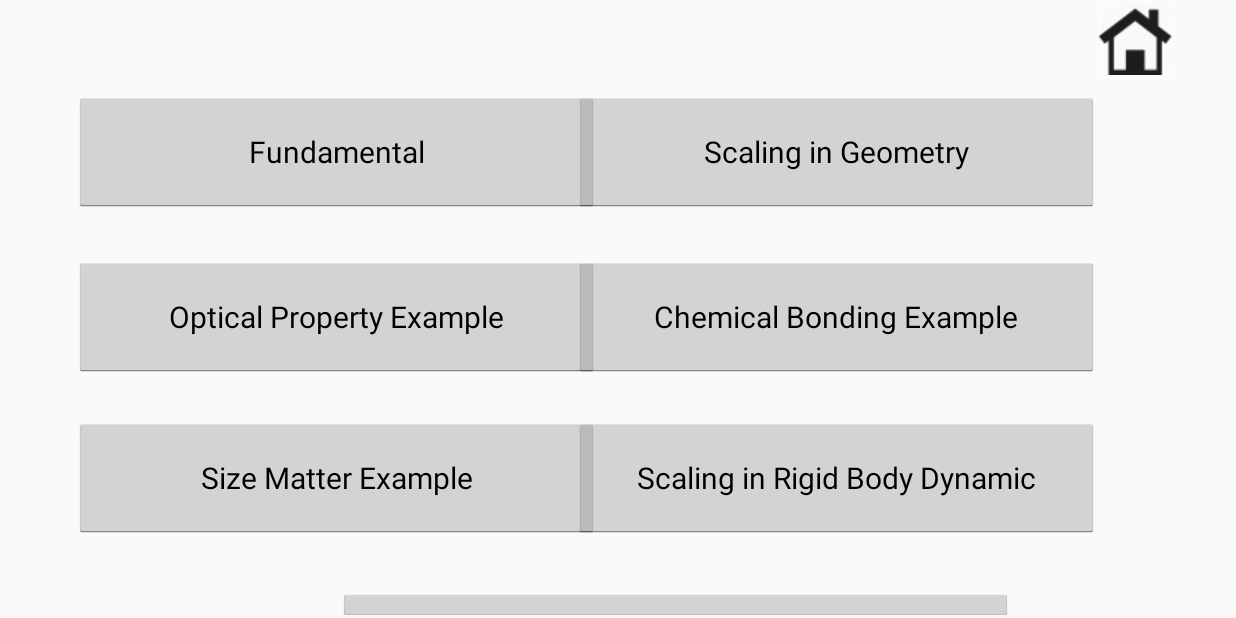
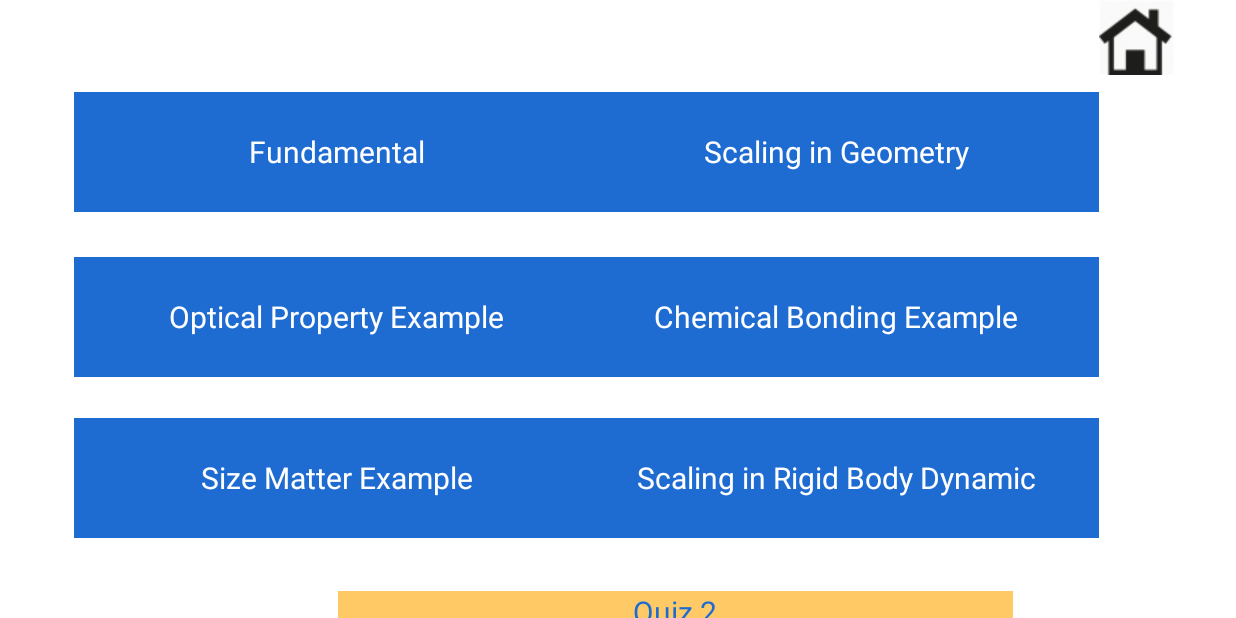
Before and after one commit to Daomaster/NSF_NUE_Project, an Android app: the Scale_activ screen opened directly, with no data from a screen before it, on a phone screen of 824 x 412 dp (held sideways). Run offline under Robolectric (Android 15) with nearby library versions, the light colour scheme and no system bars.

Commit message:
Button Color Fix 2.3.2015

```diff
--- a/app/src/main/res/layout/activity_scale_activ.xml
+++ b/app/src/main/res/layout/activity_scale_activ.xml
@@ -1,7 +1,8 @@
 <?xml version="1.0" encoding="utf-8"?>
 <RelativeLayout xmlns:android="http://schemas.android.com/apk/res/android"
     android:layout_width="match_parent" android:layout_height="match_parent"
-    android:theme="@android:style/Theme.Holo.Light">
+    android:theme="@android:style/Theme.Holo.Light"
+    android:background="#ffffff">
 
     <Button
         android:layout_width="350dp"
@@ -16,7 +17,9 @@
         android:layout_below="@+id/button5"
         android:layout_alignParentLeft="true"
         android:layout_alignParentStart="true"
-        android:layout_marginTop="30dp" />
+        android:layout_marginTop="30dp"
+        android:background="#1e6cd2"
+        android:textColor="#ffffff" />
 
     <Button
         android:layout_width="350dp"
@@ -26,7 +29,9 @@
         android:textSize="20sp"
         android:id="@+id/button5"
         android:layout_marginTop="61dp"
-        android:layout_toStartOf="@+id/imageButton" />
+        android:layout_toStartOf="@+id/imageButton"
+        android:background="#1e6cd2"
+        android:textColor="#ffffff" />
 
     <Button
         android:layout_width="350dp"
@@ -38,7 +43,9 @@
         android:layout_marginTop="27dp"
         android:layout_below="@+id/button"
         android:layout_alignLeft="@+id/button"
-        android:layout_alignStart="@+id/button" />
+        android:layout_alignStart="@+id/button"
+        android:background="#1e6cd2"
+        android:textColor="#ffffff" />
 
     <Button
         android:layout_width="350dp"
@@ -49,7 +56,9 @@
         android:id="@+id/button7"
         android:layout_above="@+id/button8"
         android:layout_alignLeft="@+id/button10"
-        android:layout_alignStart="@+id/button10" />
+        android:layout_alignStart="@+id/button10"
+        android:background="#1e6cd2"
+        android:textColor="#ffffff" />
 
     <Button
         android:layout_width="450dp"
@@ -62,7 +71,9 @@
         android:layout_marginStart="176dp"
         android:layout_below="@+id/button6"
         android:layout_alignLeft="@+id/button6"
-        android:layout_alignStart="@+id/button6" />
+        android:layout_alignStart="@+id/button6"
+        android:background="#FFC966"
+        android:textColor="#1e6cd2" />
 
     <ImageButton
         android:layout_width="wrap_content"
@@ -86,7 +97,9 @@
         android:padding="20dp"
         android:layout_above="@+id/button"
         android:layout_alignLeft="@+id/button"
-        android:layout_alignStart="@+id/button" />
+        android:layout_alignStart="@+id/button"
+        android:background="#1e6cd2"
+        android:textColor="#ffffff" />
 
     <Button
         android:layout_width="350dp"
@@ -98,5 +111,7 @@
         android:padding="20dp"
         android:layout_alignTop="@+id/button"
         android:layout_toLeftOf="@+id/imageButton"
-        android:layout_toStartOf="@+id/imageButton" />
+        android:layout_toStartOf="@+id/imageButton"
+        android:background="#1e6cd2"
+        android:textColor="#ffffff" />
 </RelativeLayout>
```
Also changed, not shown: app/src/main/res/layout/activity_app_activ.xml (+16 -6 lines), app/src/main/res/layout/activity_device_activ.xml (+10 -4 lines), app/src/main/res/layout/activity_intro_activ.xml (+17 -6 lines), app/src/main/res/layout/activity_main.xml (+12 -4 lines).
